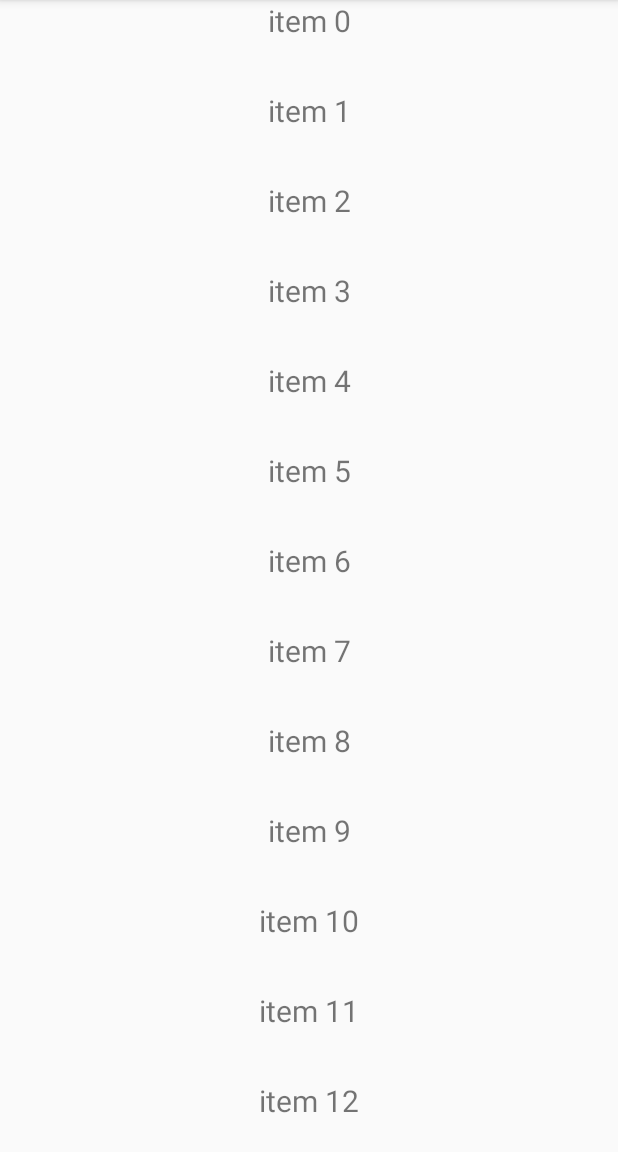
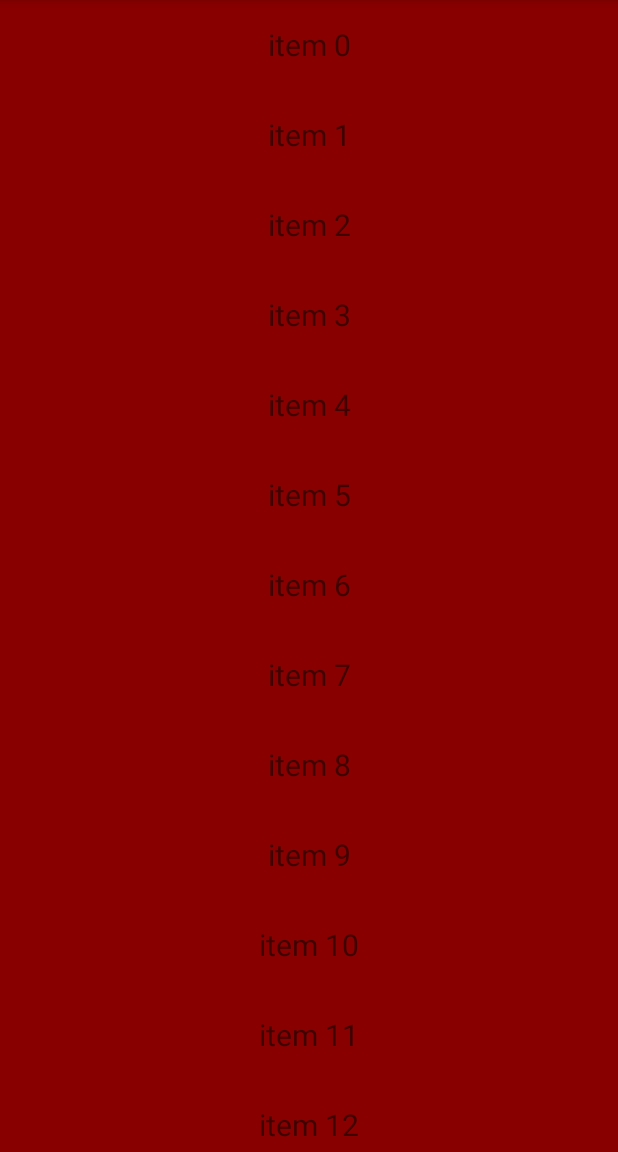
Before and after one commit to afunx/XFun, an Android app: the DemoRecyclerViewActivity screen opened directly, with no data from a screen before it, on a phone screen of 412 x 824 dp, the part 84-1236 px from its top. Run offline under Robolectric (Android 15) with nearby library versions, the phone set to English and light mode, and no system bars; libraries missing offline, so code that uses them is left out: androidx.constraintlayout.solver.

Commit message:
临时调试RecyclerDemoAdapter

```diff
--- a/demo/src/main/res/layout/demo_recycler_view_item.xml
+++ b/demo/src/main/res/layout/demo_recycler_view_item.xml
@@ -1,13 +1,25 @@
 <?xml version="1.0" encoding="utf-8"?>
-<FrameLayout xmlns:android="http://schemas.android.com/apk/res/android"
+<LinearLayout xmlns:android="http://schemas.android.com/apk/res/android"
+    android:orientation="vertical"
     android:layout_width="match_parent"
-    android:layout_height="60dp">
+    android:layout_height="wrap_content">
 
     <TextView
+        android:background="#880000"
         android:id="@+id/tv_item_name"
         android:layout_width="match_parent"
-        android:layout_height="wrap_content"
+        android:layout_height="60dp"
         android:gravity="center"
         android:textSize="20sp" />
 
-</FrameLayout>
+    <TextView
+        android:background="#008800"
+        android:id="@+id/tv_second_item"
+        android:layout_width="wrap_content"
+        android:layout_height="wrap_content"
+        android:textSize="40sp"
+        android:text="我是二级界面"
+        android:visibility="gone"
+        />
+
+</LinearLayout>
```
Also changed, not shown: demo/src/main/java/me/afunx/xfun/demo/recyclerview/RecyclerDemoAdapter.java (+97 -3 lines).
